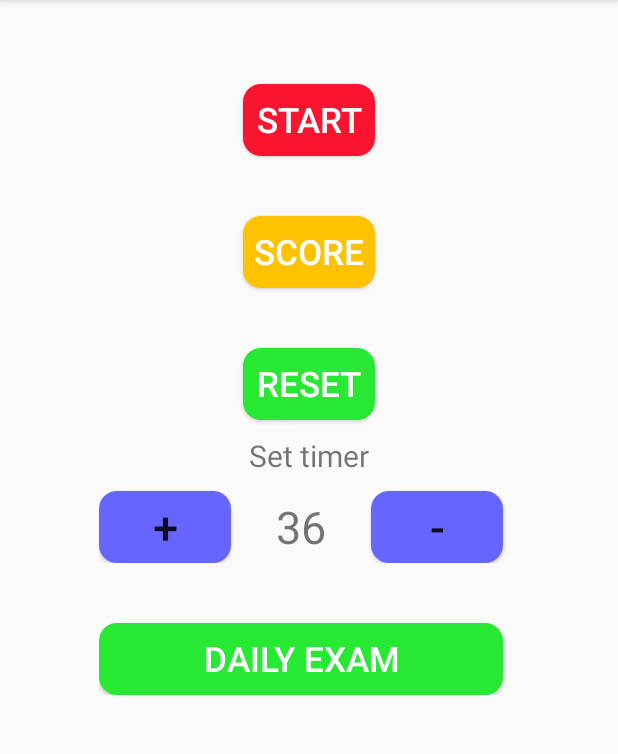
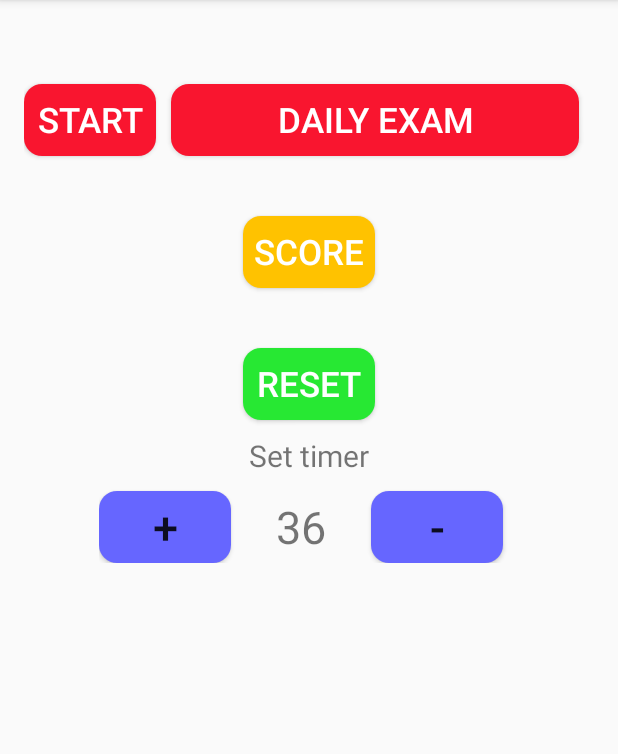
Before and after one commit to prasanna20/examframework, an Android app: the HomeActivity screen opened directly, with no data from a screen before it, on a phone screen of 412 x 824 dp, the part 84-838 px from its top. Run offline under Robolectric (Android 15) with nearby library versions, the phone set to English and light mode, and no system bars; our stand-ins replace AdMob; libraries missing offline, so code that uses them is left out: com.yyxqsg.bsyduo229750; plain views replace AdView; 13 statements that could not run were skipped.

Commit message:
Implemented Daily Exam

```diff
--- a/app/src/main/java/com/fyshadows/examframework/examframework/HomeActivity.java
+++ b/app/src/main/java/com/fyshadows/examframework/examframework/HomeActivity.java
@@ -176,6 +176,9 @@ public class HomeActivity extends ActionBarActivity {
     // user defined functions
     public void homeactivity() {
         Intent i = new Intent(HomeActivity.this, Questionhome.class);
+        Bundle bundle = new Bundle();
+        bundle.putInt("FromScreen", 0);
+        i.putExtras(bundle);
         startActivity(i);
     }
 
--- a/app/src/main/res/layout/activity_home.xml
+++ b/app/src/main/res/layout/activity_home.xml
@@ -1,10 +1,12 @@
 <RelativeLayout xmlns:android="http://schemas.android.com/apk/res/android"
-    xmlns:tools="http://schemas.android.com/tools" android:layout_width="match_parent"
     xmlns:ads="http://schemas.android.com/apk/res-auto"
-    android:layout_height="match_parent" android:paddingLeft="@dimen/activity_horizontal_margin"
+    xmlns:tools="http://schemas.android.com/tools"
+    android:layout_width="match_parent"
+    android:layout_height="match_parent"
+    android:paddingBottom="@dimen/activity_vertical_margin"
+    android:paddingLeft="@dimen/activity_horizontal_margin"
     android:paddingRight="@dimen/activity_horizontal_margin"
     android:paddingTop="@dimen/activity_vertical_margin"
-    android:paddingBottom="@dimen/activity_vertical_margin"
     tools:context="com.fyshadows.examframework.examframework.HomeActivity">
 
 
@@ -12,120 +14,121 @@
         android:id="@+id/myAdViewtop"
         android:layout_width="wrap_content"
         android:layout_height="wrap_content"
-        android:layout_gravity="center_horizontal"
         android:layout_alignParentTop="true"
-        />
+        android:layout_gravity="center_horizontal" />
 
     <Button
         android:id="@+id/Start"
         android:layout_width="wrap_content"
         android:layout_height="wrap_content"
+        android:layout_below="@+id/myAdViewtop"
+        android:layout_alignParentLeft="true"
         android:layout_marginRight="10dp"
         android:layout_marginTop="40dp"
+        android:background="@drawable/roundedbutton"
+        android:text="Start"
+        android:textColor="#ffffff"
+        android:textSize="23dp" />
+
+    <Button
+        android:id="@+id/btnDailyExam"
+        android:layout_width="wrap_content"
+        android:layout_height="wrap_content"
         android:layout_below="@+id/myAdViewtop"
-    android:layout_centerHorizontal="true"
+        android:layout_marginRight="10dp"
+        android:layout_marginTop="40dp"
+        android:layout_toRightOf="@+id/Start"
+        android:layout_alignParentRight="true"
+        android:background="@drawable/roundedbutton"
+        android:text="Daily Exam"
         android:textColor="#ffffff"
-        android:textSize="23dp"
-    android:background = "@drawable/roundedbutton"
-    android:text="Start" />
+        android:textSize="23dp" />
 
 
     <Button
         android:id="@+id/Score"
         android:layout_width="wrap_content"
         android:layout_height="wrap_content"
+        android:layout_below="@+id/Start"
+        android:layout_centerHorizontal="true"
         android:layout_marginRight="10dp"
         android:layout_marginTop="40dp"
-        android:layout_centerHorizontal="true"
-        android:layout_below="@+id/Start"
+        android:background="@drawable/roundedbuttonyellow"
+        android:text="Score"
         android:textColor="#ffffff"
-        android:textSize="23dp"
-        android:background = "@drawable/roundedbuttonyellow"
-        android:text="Score" />
+        android:textSize="23dp" />
 
     <Button
         android:id="@+id/Reset"
         android:layout_width="wrap_content"
         android:layout_height="wrap_content"
+        android:layout_below="@+id/Score"
+        android:layout_centerHorizontal="true"
         android:layout_marginRight="10dp"
         android:layout_marginTop="40dp"
-        android:layout_centerHorizontal="true"
-        android:layout_below="@+id/Score"
+        android:background="@drawable/roundedbuttongreen"
+        android:text="Reset"
         android:textColor="#ffffff"
-        android:textSize="23dp"
-        android:background = "@drawable/roundedbuttongreen"
-        android:text="Reset" />
+        android:textSize="23dp" />
 
     <TextView
         android:id="@+id/LabelTimer"
         android:layout_width="wrap_content"
         android:layout_height="wrap_content"
+        android:layout_below="@+id/Reset"
         android:layout_centerHorizontal="true"
-        android:layout_below="@+id/Reset"
         android:layout_marginRight="10dp"
         android:layout_marginTop="10dp"
         android:clickable="true"
         android:text="Set timer"
-        android:textSize="20dp"
-        />
+        android:textSize="20dp" />
 
-    <TableLayout android:layout_width="wrap_content"
+    <TableLayout
+        android:layout_width="wrap_content"
         android:layout_height="wrap_content"
         android:layout_below="@+id/LabelTimer"
-        android:layout_centerHorizontal="true"
-        >
+        android:layout_centerHorizontal="true">
 
         <TableRow>
+
             <Button
                 android:id="@+id/plus"
                 android:layout_width="wrap_content"
                 android:layout_height="wrap_content"
+                android:layout_below="@+id/Score"
                 android:layout_marginRight="10dp"
                 android:layout_marginTop="10dp"
-            android:layout_below="@+id/Score"
-            android:background = "@drawable/roundedbuttonblue"
-            android:textSize="30dp"
-            android:text="+" />
+                android:background="@drawable/roundedbuttonblue"
+                android:text="+"
+                android:textSize="30dp" />
 
             <TextView
                 android:id="@+id/settimer"
                 android:layout_width="wrap_content"
                 android:layout_height="wrap_content"
+                android:layout_below="@+id/Score"
                 android:layout_marginRight="10dp"
                 android:layout_marginTop="10dp"
-            android:layout_below="@+id/Score"
+                android:editable="false"
                 android:paddingLeft="20dp"
                 android:paddingRight="20dp"
                 android:text="0"
-            android:textSize="30dp"
-            android:editable="false"/>
+                android:textSize="30dp" />
 
             <Button
                 android:id="@+id/minus"
                 android:layout_width="wrap_content"
                 android:layout_height="wrap_content"
+                android:layout_below="@+id/Score"
                 android:layout_marginRight="10dp"
                 android:layout_marginTop="10dp"
-            android:layout_below="@+id/Score"
-            android:background = "@drawable/roundedbuttonblue"
-            android:textSize="30dp"
-            android:text="-" />
+                android:background="@drawable/roundedbuttonblue"
+                android:text="-"
+                android:textSize="30dp" />
 
 
         </TableRow>
 
-        <Button
-            android:id="@+id/btnDailyExam"
-            android:layout_width="wrap_content"
-            android:layout_height="wrap_content"
-            android:layout_marginRight="10dp"
-            android:layout_marginTop="40dp"
-            android:layout_centerHorizontal="true"
-            android:layout_below="@+id/minus"
-            android:textColor="#ffffff"
-            android:textSize="23dp"
-            android:background = "@drawable/roundedbuttongreen"
-            android:text="Daily Exam" />
 
     </TableLayout>
 
@@ -133,8 +136,7 @@
         android:id="@+id/myAdView"
         android:layout_width="wrap_content"
         android:layout_height="wrap_content"
-        android:layout_gravity="center_horizontal"
         android:layout_alignParentBottom="true"
-        />
+        android:layout_gravity="center_horizontal" />
 
 </RelativeLayout>
```
Also changed, not shown: app/src/main/java/ExamFramework_Adapter/DailyExamAdapter.java (+26 -4 lines), app/src/main/java/ExamFramework_Data/DailyExam.java (+10 -9 lines), app/src/main/java/com/fyshadows/examframework/examframework/Exam_database.java (+83 -30 lines), app/src/main/java/com/fyshadows/examframework/examframework/Questionhome.java (+107 -84 lines). Lines whose indentation alone changed are shown as unchanged.
